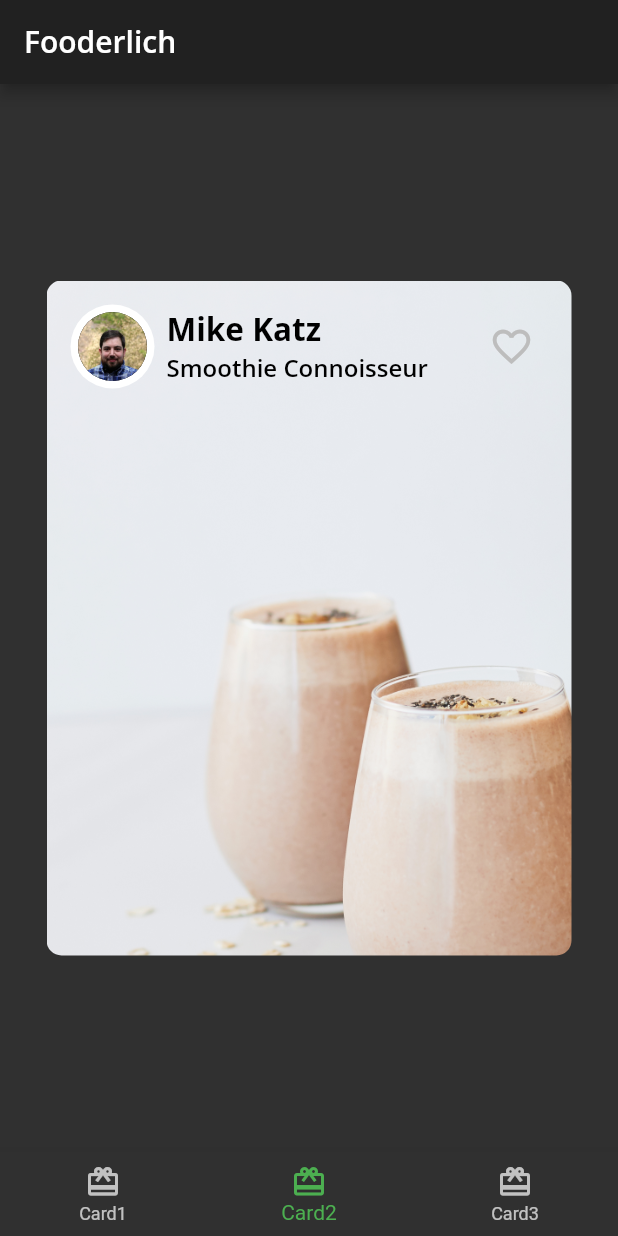
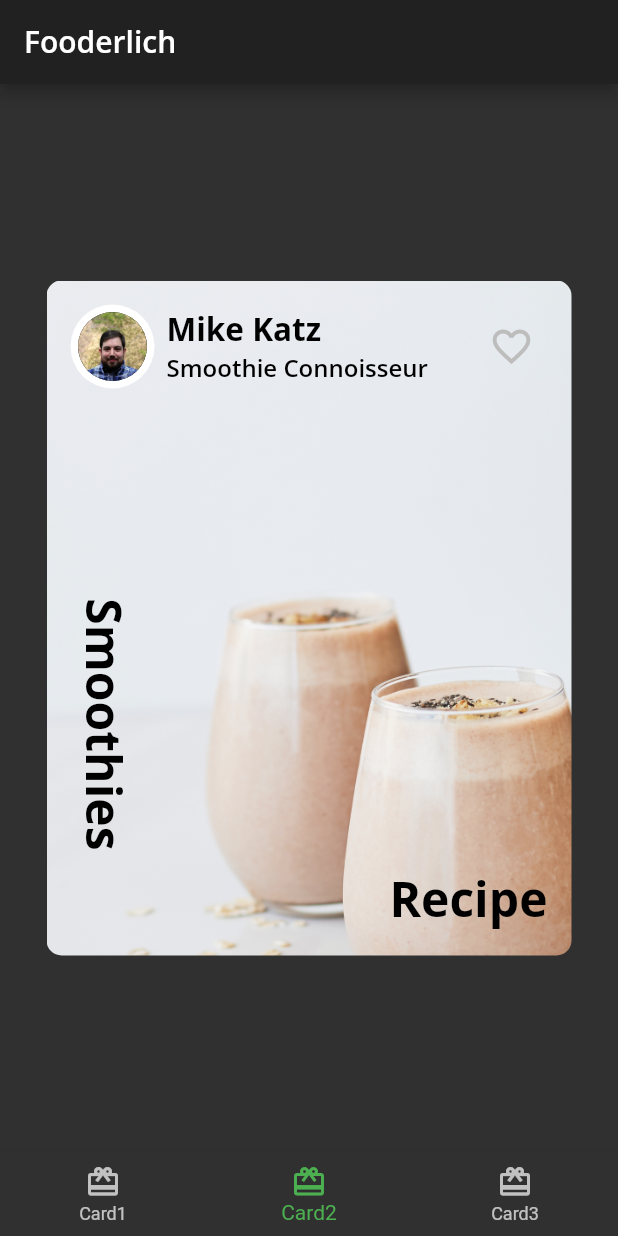
Before and after one commit to luqmanrasat/learning-flutter, a Flutter app: the screen it shows after launch, item 2 of the bottom bar chosen, on a phone screen of 412 x 824 dp. Run offline on Flutter 3.47's test engine with Material 2 defaults, Android fonts, the phone set to English and light mode, and no system bars; our stand-ins replace google_fonts; project files that could hold a hidden picture were left out.

Commit message:
add card2

```diff
--- a/fooderlich/lib/card2.dart
+++ b/fooderlich/lib/card2.dart
@@ -1,4 +1,5 @@
 import 'package:flutter/material.dart';
+import 'fooderlich_theme.dart';
 import 'author_card.dart';
 
 class Card2 extends StatelessWidget {
@@ -24,8 +25,31 @@ class Card2 extends StatelessWidget {
               title: 'Smoothie Connoisseur',
               imageProvider: AssetImage('assets/author_katz.jpeg'),
             ),
-
-            //  TODO 4: add Positioned text
+            Expanded(
+              child: Stack(
+                children: [
+                  Positioned(
+                    bottom: 16,
+                    right: 16,
+                    child: Text(
+                      'Recipe',
+                      style: FooderlichTheme.lightTextTheme.headline1,
+                    ),
+                  ),
+                  Positioned(
+                    bottom: 70,
+                    left: 16,
+                    child: RotatedBox(
+                      quarterTurns: 1,
+                      child: Text(
+                        'Smoothies',
+                        style: FooderlichTheme.lightTextTheme.headline1,
+                      ),
+                    ),
+                  ),
+                ],
+              ),
+            ),
           ],
         ),
       ),
```
